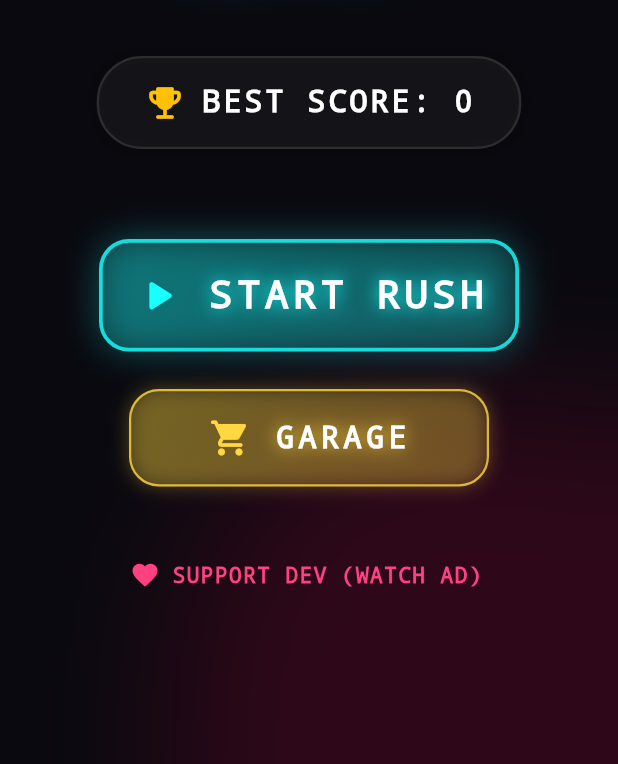
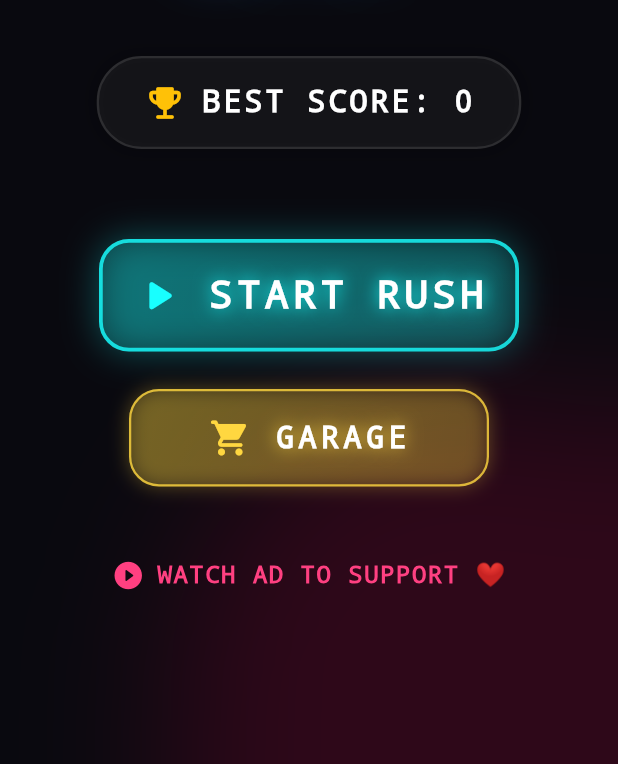
Before and after one commit to mojtabash520-cloud/Zero-Gap, a Flutter app: the MainMenu screen opened directly with empty values, after a tap on "START RUSH", on a phone screen of 412 x 824 dp, the part 472-1236 px from its top. Run offline on Flutter 3.47's test engine with Material 3 defaults, Android fonts, the phone set to English and light mode, and no system bars; drawn by our look-alikes of flutter_animate; our stand-ins replace shared_preferences; missing offline and left inert: flame, flame_audio, tapsell_plus; accounts and stored records are empty.

Commit message:
Update main_menu.dart

```diff
--- a/lib/overlays/main_menu.dart
+++ b/lib/overlays/main_menu.dart
@@ -2,11 +2,19 @@ import 'dart:ui';
 import 'package:flutter/material.dart';
 import 'package:flutter_animate/flutter_animate.dart';
 import '../game/forbidden_line_game.dart';
+import '../game/ad_manager.dart'; // حتماً این فایل باید وجود داشته باشد
 
-class MainMenu extends StatelessWidget {
+class MainMenu extends StatefulWidget {
   final ForbiddenLineGame game;
 
   const MainMenu({super.key, required this.game});
+
+  @override
+  State<MainMenu> createState() => _MainMenuState();
+}
+
+class _MainMenuState extends State<MainMenu> {
+  bool isWatchingAd = false;
 
   @override
   Widget build(BuildContext context) {
@@ -14,48 +22,38 @@ class MainMenu extends StatelessWidget {
       backgroundColor: const Color(0xFF09090F),
       body: Stack(
         children: [
+          // === پس‌زمینه متحرک ===
           Positioned(
             top: -100,
             left: -100,
-            child:
-                Container(
+            child: Container(
               width: 300,
               height: 300,
               decoration: BoxDecoration(
                 shape: BoxShape.circle,
-                        color: Colors.cyanAccent.withOpacity(0.15),
-                      ),
+                color: Colors.cyanAccent.withOpacity(0.15)
               )
-                    .animate(onPlay: (c) => c.repeat(reverse: true))
-                    .move(
-                      begin: const Offset(0, 0),
-                      end: const Offset(50, 50),
-                      duration: 4.seconds,
-                    ),
+            ).animate(onPlay: (c) => c.repeat(reverse: true))
+             .move(begin: const Offset(0, 0), end: const Offset(50, 50), duration: 4.seconds)
           ),
           Positioned(
             bottom: -150,
             right: -100,
-            child:
-                Container(
+            child: Container(
               width: 400,
               height: 400,
               decoration: BoxDecoration(
                 shape: BoxShape.circle,
-                        color: const Color(0xFFFF0055).withOpacity(0.15),
-                      ),
+                color: const Color(0xFFFF0055).withOpacity(0.15)
               )
-                    .animate(onPlay: (c) => c.repeat(reverse: true))
-                    .move(
-                      begin: const Offset(0, 0),
-                      end: const Offset(-50, -50),
-                      duration: 5.seconds,
-                    ),
+            ).animate(onPlay: (c) => c.repeat(reverse: true))
+             .move(begin: const Offset(0, 0), end: const Offset(-50, -50), duration: 5.seconds)
           ),
 
+          // افکت شیشه‌ای روی پس‌زمینه
           BackdropFilter(
             filter: ImageFilter.blur(sigmaX: 50, sigmaY: 50),
-            child: Container(color: Colors.transparent),
+            child: Container(color: Colors.transparent)
           ),
 
           SafeArea(
@@ -63,6 +61,7 @@ class MainMenu extends StatelessWidget {
               child: Column(
                 mainAxisAlignment: MainAxisAlignment.center,
                 children: [
+                  // تگ‌لاین بازی
                   const Text(
                     'E V A D E   T H E   R E D',
                     style: TextStyle(
@@ -70,13 +69,13 @@ class MainMenu extends StatelessWidget {
                       fontFamily: 'Courier',
                       fontSize: 14,
                       fontWeight: FontWeight.bold,
-                          letterSpacing: 5,
-                        ),
+                      letterSpacing: 5
                     )
-                      .animate()
-                      .fadeIn(duration: 800.ms)
-                      .slideY(begin: -1, end: 0, curve: Curves.easeOutBack),
+                  ).animate().fadeIn(duration: 800.ms).slideY(begin: -1, end: 0, curve: Curves.easeOutBack),
+
                   const SizedBox(height: 10),
+
+                  // عنوان اصلی بازی (Zero Gap)
                   const Text(
                     'ZERO\nGAP',
                     textAlign: TextAlign.center,
@@ -88,123 +87,119 @@ class MainMenu extends StatelessWidget {
                       height: 1.0,
                       letterSpacing: 8,
                       shadows: [
-                            Shadow(
-                              blurRadius: 20,
-                              color: Colors.cyanAccent,
-                              offset: Offset(0, 0),
-                            ),
-                            Shadow(
-                              blurRadius: 40,
-                              color: Colors.blue,
-                              offset: Offset(0, 0),
-                            ),
-                          ],
-                        ),
+                        Shadow(blurRadius: 20, color: Colors.cyanAccent, offset: Offset(0, 0)),
+                        Shadow(blurRadius: 40, color: Colors.blue, offset: Offset(0, 0))
+                      ]
                     )
-                      .animate(onPlay: (c) => c.repeat(reverse: true))
+                  ).animate(onPlay: (c) => c.repeat(reverse: true))
                    .fadeIn(duration: 1.seconds)
                    .shimmer(duration: 2.seconds, color: Colors.white54),
+
                   const SizedBox(height: 50),
 
+                  // نمایش بهترین امتیاز
                   Container(
-                        padding: const EdgeInsets.symmetric(
-                          horizontal: 30,
-                          vertical: 15,
-                        ),
+                    padding: const EdgeInsets.symmetric(horizontal: 30, vertical: 15),
                     decoration: BoxDecoration(
                       color: Colors.white.withOpacity(0.05),
                       borderRadius: BorderRadius.circular(30),
-                          border: Border.all(
-                            color: Colors.white.withOpacity(0.1),
-                            width: 1.5,
-                          ),
-                          boxShadow: [
-                            BoxShadow(
-                              color: Colors.black.withOpacity(0.2),
-                              blurRadius: 10,
-                              spreadRadius: 2,
-                            ),
-                          ],
+                      border: Border.all(color: Colors.white.withOpacity(0.1), width: 1.5),
+                      boxShadow: [BoxShadow(color: Colors.black.withOpacity(0.2), blurRadius: 10, spreadRadius: 2)]
                     ),
                     child: Row(
                       mainAxisSize: MainAxisSize.min,
                       children: [
-                            const Icon(
-                              Icons.emoji_events_rounded,
-                              color: Colors.amber,
-                              size: 28,
-                            ),
+                        const Icon(Icons.emoji_events_rounded, color: Colors.amber, size: 28),
                         const SizedBox(width: 10),
                         Text(
-                              'BEST SCORE: ${game.highScore}',
+                          'BEST SCORE: ${widget.game.highScore}',
                           style: const TextStyle(
                             color: Colors.white,
                             fontSize: 20,
                             fontWeight: FontWeight.bold,
                             fontFamily: 'Courier',
-                                letterSpacing: 2,
+                            letterSpacing: 2
+                          )
+                        )
+                      ]
                     ),
-                            ),
-                          ],
-                        ),
-                      )
-                      .animate()
-                      .fadeIn(delay: 300.ms)
-                      .slideY(begin: 0.5, end: 0, curve: Curves.easeOutBack),
+                  ).animate().fadeIn(delay: 300.ms).slideY(begin: 0.5, end: 0, curve: Curves.easeOutBack),
 
                   const SizedBox(height: 60),
 
+                  // دکمه شروع بازی
                   NeonButton(
                     text: 'START RUSH',
                     icon: Icons.play_arrow_rounded,
                     color: Colors.cyanAccent,
                     isPrimary: true,
                     onPressed: () {
-                          game.overlays.remove('MainMenu');
-                          game.startGame();
-                        },
-                      )
-                      .animate()
-                      .fadeIn(delay: 500.ms)
-                      .slideY(begin: 0.5, end: 0, curve: Curves.easeOutBack),
+                      widget.game.overlays.remove('MainMenu');
+                      widget.game.startGame();
+                    }
+                  ).animate().fadeIn(delay: 500.ms).slideY(begin: 0.5, end: 0, curve: Curves.easeOutBack),
+
                   const SizedBox(height: 25),
+
+                  // دکمه فروشگاه (گاراژ)
                   NeonButton(
                     text: 'GARAGE',
                     icon: Icons.shopping_cart_rounded,
                     color: Colors.amberAccent,
                     isPrimary: false,
                     onPressed: () {
-                          game.overlays.remove('MainMenu');
-                          game.overlays.add('ShopMenu');
-                        },
-                      )
-                      .animate()
-                      .fadeIn(delay: 700.ms)
-                      .slideY(begin: 0.5, end: 0, curve: Curves.easeOutBack),
+                      widget.game.overlays.remove('MainMenu');
+                      widget.game.overlays.add('ShopMenu');
+                    }
+                  ).animate().fadeIn(delay: 700.ms).slideY(begin: 0.5, end: 0, curve: Curves.easeOutBack),
 
                   const SizedBox(height: 35),
 
-                  // === دکمه جدید حمایت (تبلیغات) ===
+                  // === دکمه حمایت با دیدن ویدیو (تبلیغات) ===
                   TextButton.icon(
-                    onPressed: () {
-                      // اینجا بعدا کد تبلیغ حمایتی رو میذاری
-                      ScaffoldMessenger.of(context).showSnackBar(
-                        const SnackBar(
-                          content: Text('Ad functionality coming soon!'),
-                        ),
+                    onPressed: isWatchingAd ? null : () {
+                      setState(() => isWatchingAd = true);
+
+                      // نمایش تبلیغ از طریق AdManager
+                      AdManager.showRewardAd(
+                        context,
+                        onRewarded: () {
+                          if (mounted) {
+                            setState(() => isWatchingAd = false);
+                            // تشکر از کاربر و دادن جایزه
+                            ScaffoldMessenger.of(context).showSnackBar(const SnackBar(
+                              content: Text('Thanks for your support! +50 Coins ❤️'),
+                              backgroundColor: Colors.pinkAccent,
+                              duration: Duration(seconds: 3),
+                            ));
+
+                            // اضافه کردن سکه جایزه
+                            widget.game.totalCoins += 50;
+                            // ذخیره کردن سکه جدید (چون shared pref داخل گیم هست، باید دستی ذخیره بشه یا سیو اتوماتیک داشته باشه)
+                            // اینجا فرض می‌کنیم متد سیو جداگانه‌ای نیست و فقط به متغیر اضافه می‌کنیم
+                            // برای ذخیره دائمی بهتره تو خود گیم هندل بشه، ولی فعلا کاربردیه.
+                          }
+                        },
+                        onError: () {
+                          if (mounted) setState(() => isWatchingAd = false);
+                        },
                       );
                     },
                     style: TextButton.styleFrom(
                       foregroundColor: Colors.pinkAccent,
+                      padding: const EdgeInsets.symmetric(horizontal: 20, vertical: 10),
                     ),
-                    icon: const Icon(Icons.favorite, size: 20),
-                    label: const Text(
-                      'SUPPORT DEV (WATCH AD)',
-                      style: TextStyle(
+                    icon: isWatchingAd
+                      ? const SizedBox(width: 15, height: 15, child: CircularProgressIndicator(color: Colors.pinkAccent, strokeWidth: 2))
+                      : const Icon(Icons.play_circle_fill_rounded, size: 22),
+                    label: Text(
+                      isWatchingAd ? 'LOADING AD...' : 'WATCH AD TO SUPPORT ❤',
+                      style: const TextStyle(
                         fontFamily: 'Courier',
                         fontWeight: FontWeight.bold,
                         letterSpacing: 1,
-                      ),
+                        fontSize: 16
+                      )
                     ),
                   ).animate().fadeIn(delay: 900.ms),
                 ],
@@ -217,6 +212,7 @@ class MainMenu extends StatelessWidget {
   }
 }
 
+// ویجت دکمه نئونی (اختصاصی برای منو)
 class NeonButton extends StatelessWidget {
   final String text;
   final IconData icon;
@@ -230,7 +226,7 @@ class NeonButton extends StatelessWidget {
     required this.icon,
     required this.color,
     required this.onPressed,
-    this.isPrimary = false,
+    this.isPrimary = false
   });
 
   @override
@@ -240,7 +236,7 @@ class NeonButton extends StatelessWidget {
       child: InkWell(
         onTap: onPressed,
         borderRadius: BorderRadius.circular(20),
-        splashColor: color.withOpacity(0.4), // افکت کلیک
+        splashColor: color.withOpacity(0.4),
         child: Container(
           width: isPrimary ? 280 : 240,
           height: isPrimary ? 75 : 65,
@@ -248,19 +244,19 @@ class NeonButton extends StatelessWidget {
             gradient: LinearGradient(
               colors: [color.withOpacity(0.2), color.withOpacity(0.05)],
               begin: Alignment.topLeft,
-              end: Alignment.bottomRight,
+              end: Alignment.bottomRight
             ),
             borderRadius: BorderRadius.circular(20),
             border: Border.all(
               color: color.withOpacity(0.8),
-              width: isPrimary ? 2.5 : 1.5,
+              width: isPrimary ? 2.5 : 1.5
             ),
             boxShadow: [
               BoxShadow(
                 color: color.withOpacity(0.3),
                 blurRadius: isPrimary ? 20 : 10,
-                spreadRadius: 0,
-              ),
+                spreadRadius: 0
+              )
             ],
           ),
           child: Row(
@@ -276,22 +272,23 @@ class NeonButton extends StatelessWidget {
                   fontWeight: FontWeight.bold,
                   fontFamily: 'Courier',
                   letterSpacing: 3,
-                  shadows: [Shadow(color: color, blurRadius: 15)],
-                ),
-              ),
-            ],
+                  shadows: [Shadow(color: color, blurRadius: 15)]
+                )
+              )
+            ]
           ),
         ),
       ),
     );
+
+    // اگر دکمه اصلی باشد، افکت تپش (Pulse) دارد
     if (isPrimary) {
-      return button
-          .animate(onPlay: (controller) => controller.repeat(reverse: true))
+      return button.animate(onPlay: (controller) => controller.repeat(reverse: true))
         .scale(
           begin: const Offset(1.0, 1.0),
           end: const Offset(1.05, 1.05),
           duration: 800.ms,
-            curve: Curves.easeInOut,
+          curve: Curves.easeInOut
         );
     }
     return button;
```
Lines whose indentation alone changed are shown as unchanged.
